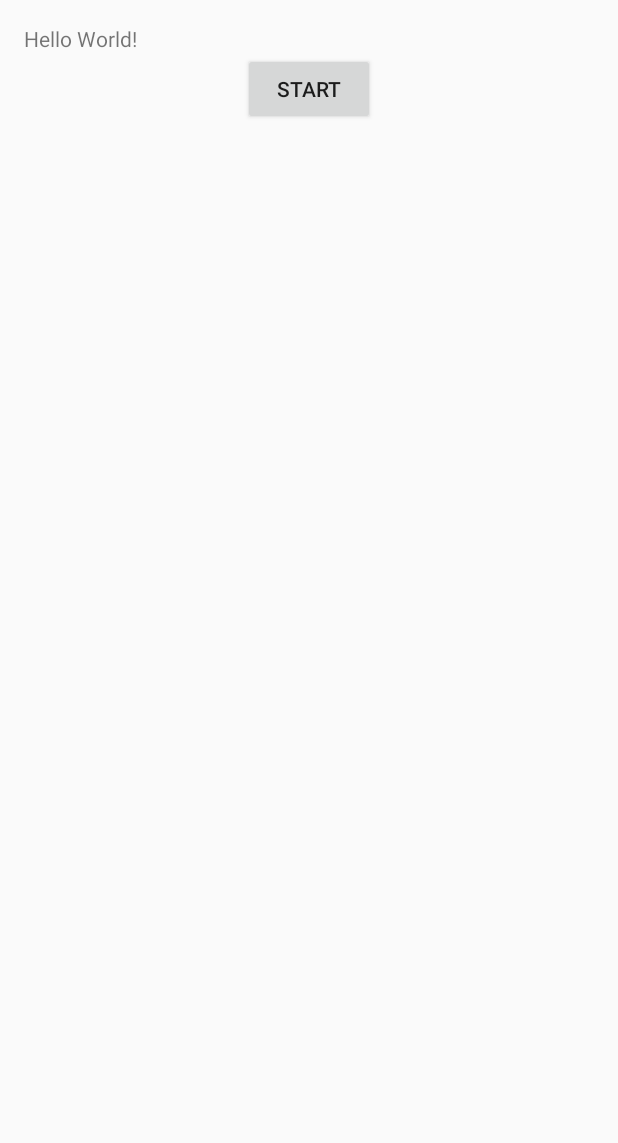
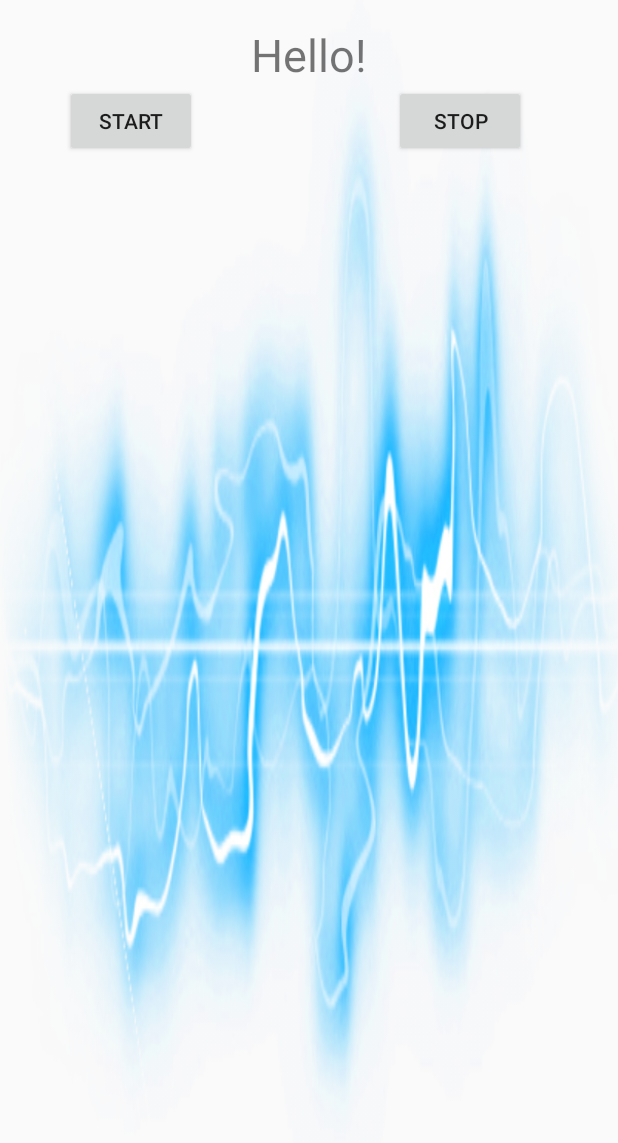
Before and after one commit to manikantamaddula/Text-Summarization-SigSpace, an Android app: the screen it shows after launch (MainActivity), on a phone screen of 412 x 824 dp. Shown: the top 1143 px of the screen. Run offline under Robolectric (Android 15) with nearby library versions, the phone set to English and light mode, and no system bars.

Commit message:
android UI updated

```diff
--- a/SourceCode/MicrosoftSpeech/app/src/main/java/com/kdmproject/microsoftspeech/MainActivity.java
+++ b/SourceCode/MicrosoftSpeech/app/src/main/java/com/kdmproject/microsoftspeech/MainActivity.java
@@ -29,7 +29,7 @@ public class MainActivity extends Activity implements ISpeechRecognitionServerEv
     DataRecognitionClient dataClient = null;
     MicrophoneRecognitionClient micClient = null;
     FinalResponseStatus isReceivedResponse = FinalResponseStatus.NotReceived;
-    TextView _logText;
+    EditText _logText;
     Button _startButton;
 
     public enum FinalResponseStatus { NotReceived, OK, Timeout }
@@ -70,7 +70,7 @@ public class MainActivity extends Activity implements ISpeechRecognitionServerEv
         super.onCreate(savedInstanceState);
         setContentView(R.layout.activity_main);
 
-        this._logText = (TextView) findViewById(R.id.editText1);
+        this._logText = (EditText) findViewById(R.id.editText1);
         this._startButton = (Button) findViewById(R.id.button1);
 
         // setup the buttons
--- a/SourceCode/MicrosoftSpeech/app/src/main/res/layout/activity_main.xml
+++ b/SourceCode/MicrosoftSpeech/app/src/main/res/layout/activity_main.xml
@@ -7,13 +7,17 @@
     android:paddingLeft="@dimen/activity_horizontal_margin"
     android:paddingRight="@dimen/activity_horizontal_margin"
     android:paddingTop="@dimen/activity_vertical_margin"
-    tools:context="com.kdmproject.microsoftspeech.MainActivity">
+    tools:context="com.kdmproject.microsoftspeech.MainActivity"
+    android:background="@drawable/background">
 
     <TextView
         android:layout_width="wrap_content"
         android:layout_height="wrap_content"
-        android:text="Hello World!"
-        android:id="@+id/textView" />
+        android:text="Hello!"
+        android:id="@+id/textView"
+        android:textSize="30dp"
+        android:layout_alignParentTop="true"
+        android:layout_centerHorizontal="true" />
 
     <Button
         android:layout_width="wrap_content"
@@ -21,13 +25,28 @@
         android:text="Start"
         android:id="@+id/button1"
         android:layout_below="@+id/textView"
-        android:layout_centerHorizontal="true" />
-    <TextView
+        android:layout_alignParentLeft="true"
+        android:layout_alignParentStart="true"
+        android:layout_marginLeft="27dp"
+        android:layout_marginStart="27dp" />
+    <EditText
         android:id="@+id/editText1"
         android:layout_width="fill_parent"
         android:layout_height="fill_parent"
         android:layout_below="@+id/button1"
         android:ems="10"
         android:inputType="textMultiLine|textNoSuggestions"
-        android:textSize="15dp" />
+        android:textColor="#000000"
+        android:textStyle="bold" />
+
+    <Button
+        android:layout_width="wrap_content"
+        android:layout_height="wrap_content"
+        android:text="Stop"
+        android:id="@+id/button"
+        android:layout_above="@+id/editText1"
+        android:layout_alignParentRight="true"
+        android:layout_alignParentEnd="true"
+        android:layout_marginRight="45dp"
+        android:layout_marginEnd="45dp" />
 </RelativeLayout>
--- a/SourceCode/MicrosoftSpeech/app/src/main/res/values/colors.xml
+++ b/SourceCode/MicrosoftSpeech/app/src/main/res/values/colors.xml
@@ -1,6 +1,6 @@
 <?xml version="1.0" encoding="utf-8"?>
 <resources>
-    <color name="colorPrimary">#3F51B5</color>
-    <color name="colorPrimaryDark">#303F9F</color>
-    <color name="colorAccent">#FF4081</color>
+    <color name="colorPrimary">#000000</color>
+    <color name="colorPrimaryDark">#696969</color>
+    <color name="colorAccent">#008080</color>
 </resources>
--- a/SourceCode/MicrosoftSpeech/app/src/main/res/values/strings.xml
+++ b/SourceCode/MicrosoftSpeech/app/src/main/res/values/strings.xml
@@ -1,5 +1,5 @@
 <resources>
-    <string name="app_name">MicrosoftSpeech</string>
+    <string name="app_name">iHear</string>
     <string name="primaryKey">d0511824f7c849c0824bbb401947a165</string>
     <string name="secondaryKey">b8969fa37ba84c759d57fd272262a63f</string>
 </resources>
```
Also changed, not shown: SourceCode/MicrosoftSpeech/app/src/main/res/drawable/back3.jpg (added), SourceCode/MicrosoftSpeech/app/src/main/res/drawable/background.png (added), SourceCode/MicrosoftSpeech/app/src/main/res/drawable/mic_background.jpg (added), SourceCode/MicrosoftSpeech/app/src/main/res/drawable/micgreen2.png (added).
